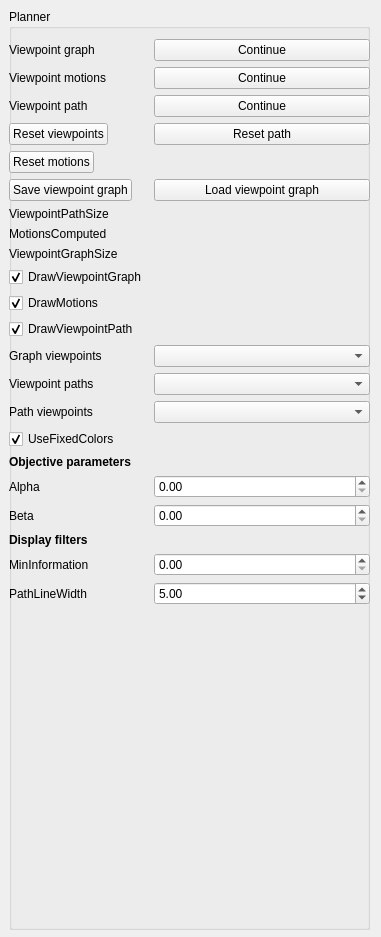
This is viewpoint_planner/src/ui/viewer_planner_panel.ui in bennihepp/Quad3DR as Qt 5 draws it before an edit. The edited form follows.
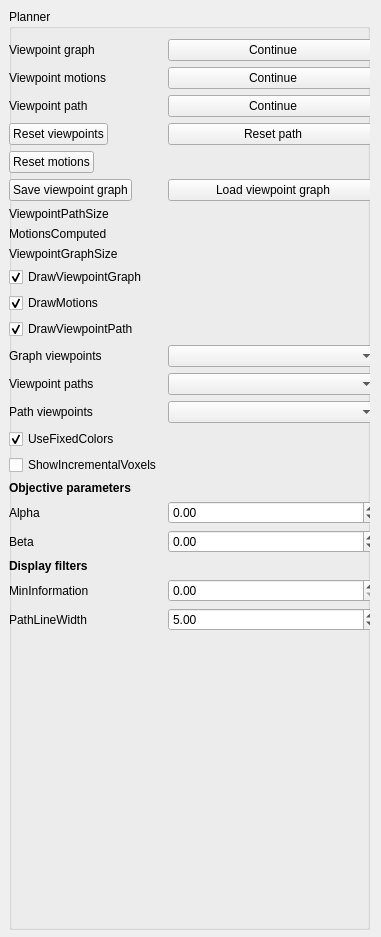
This is the edited form.

Commit message: Added visualization for incremental voxel sets

What changed in the file:
```diff
--- a/viewpoint_planner/src/ui/viewer_planner_panel.ui
+++ b/viewpoint_planner/src/ui/viewer_planner_panel.ui
@@ -30,7 +30,7 @@
      <rect>
       <x>0</x>
       <y>30</y>
-      <width>361</width>
+      <width>369</width>
       <height>891</height>
      </rect>
     </property>
@@ -190,28 +190,28 @@
        </property>
       </widget>
      </item>
-     <item row="21" column="0">
+     <item row="22" column="0">
       <widget class="QLabel" name="label_9">
        <property name="text">
         <string>Alpha</string>
        </property>
       </widget>
      </item>
-     <item row="22" column="0">
+     <item row="23" column="0">
       <widget class="QLabel" name="label_10">
        <property name="text">
         <string>Beta</string>
        </property>
       </widget>
      </item>
-     <item row="24" column="0">
+     <item row="25" column="0">
       <widget class="QLabel" name="label_11">
        <property name="text">
         <string>MinInformation</string>
        </property>
       </widget>
      </item>
-     <item row="23" column="0">
+     <item row="24" column="0">
       <widget class="QLabel" name="label_12">
        <property name="font">
         <font>
@@ -224,18 +224,24 @@
        </property>
       </widget>
      </item>
-     <item row="21" column="1">
-      <widget class="QDoubleSpinBox" name="alphaParameter">
-       <property name="maximum">
-        <double>9999999.000000000000000</double>
-       </property>
-       <property name="singleStep">
-        <double>0.100000000000000</double>
-       </property>
-      </widget>
-     </item>
      <item row="22" column="1">
+      <widget class="QDoubleSpinBox" name="alphaParameter">
+       <property name="minimum">
+        <double>-9999999.000000000000000</double>
+       </property>
+       <property name="maximum">
+        <double>9999999.000000000000000</double>
+       </property>
+       <property name="singleStep">
+        <double>0.100000000000000</double>
+       </property>
+      </widget>
+     </item>
+     <item row="23" column="1">
       <widget class="QDoubleSpinBox" name="betaParameter">
+       <property name="minimum">
+        <double>-9999999.000000000000000</double>
+       </property>
        <property name="maximum">
         <double>9999999.000000000000000</double>
        </property>
@@ -244,7 +250,7 @@
        </property>
       </widget>
      </item>
-     <item row="24" column="1">
+     <item row="25" column="1">
       <widget class="QDoubleSpinBox" name="minInformationFilter">
        <property name="maximum">
         <double>9999999999.000000000000000</double>
@@ -254,7 +260,7 @@
        </property>
       </widget>
      </item>
-     <item row="20" column="0">
+     <item row="21" column="0">
       <widget class="QLabel" name="label_13">
        <property name="font">
         <font>
@@ -277,14 +283,14 @@
        </property>
       </widget>
      </item>
-     <item row="25" column="0">
+     <item row="26" column="0">
       <widget class="QLabel" name="label_14">
        <property name="text">
         <string>PathLineWidth</string>
        </property>
       </widget>
      </item>
-     <item row="25" column="1">
+     <item row="26" column="1">
       <widget class="QDoubleSpinBox" name="viewpointPathLineWidth">
        <property name="singleStep">
         <double>0.100000000000000</double>
@@ -318,6 +324,13 @@
        </property>
       </widget>
      </item>
+     <item row="20" column="0">
+      <widget class="QCheckBox" name="showIncrementalVoxelSet">
+       <property name="text">
+        <string>ShowIncrementalVoxels</string>
+       </property>
+      </widget>
+     </item>
     </layout>
    </widget>
   </widget>
```
The commit also changes 3 other files.
